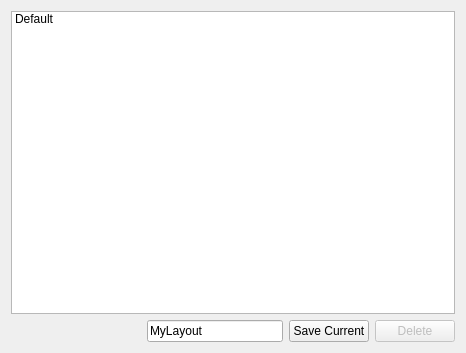
Old version of the form client/src/windows/layout_window.ui in the repository lPrimemaster/DCScan-GUI.
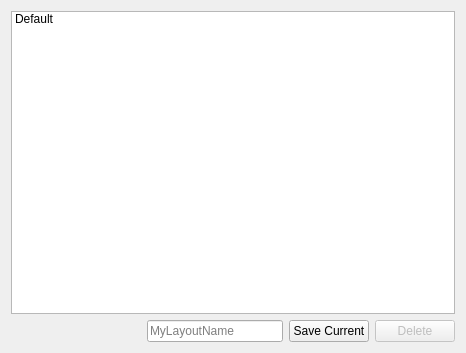
New version of the form.

Commit message: Add full Layout Manager functionality.

```diff
--- a/client/src/windows/layout_window.ui
+++ b/client/src/windows/layout_window.ui
@@ -44,7 +44,10 @@
      <item>
       <widget class="QLineEdit" name="lineEdit">
        <property name="text">
-        <string>MyLayout</string>
+        <string/>
+       </property>
+       <property name="placeholderText">
+        <string>MyLayoutName</string>
        </property>
       </widget>
      </item>
```
The commit also changes 4 other files.
